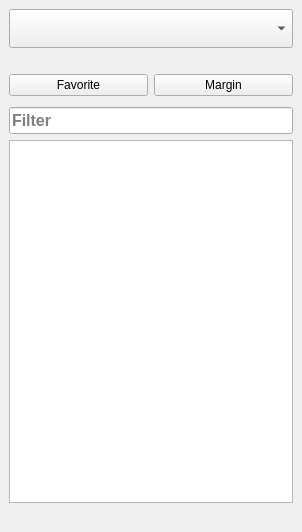
Old version of the form ui/dock_markets.ui in the repository katmai1/qtradingview.
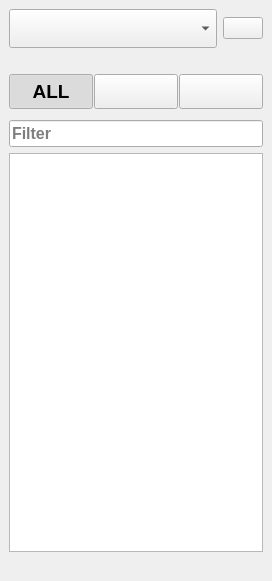
New version of the form. Icons and pictures are not drawn.

```diff
--- a/ui/dock_markets.ui
+++ b/ui/dock_markets.ui
@@ -6,8 +6,8 @@
    <rect>
     <x>0</x>
     <y>0</y>
-    <width>302</width>
-    <height>532</height>
+    <width>272</width>
+    <height>581</height>
    </rect>
   </property>
   <property name="sizePolicy">
@@ -35,19 +35,61 @@
   <widget class="QWidget" name="dockWidgetContents">
    <layout class="QVBoxLayout" name="verticalLayout">
     <item>
-     <widget class="QComboBox" name="combo_exchange">
-      <property name="font">
-       <font>
-        <pointsize>20</pointsize>
-       </font>
+     <layout class="QHBoxLayout" name="horizontalLayout_2">
+      <property name="sizeConstraint">
+       <enum>QLayout::SetDefaultConstraint</enum>
       </property>
-      <property name="iconSize">
-       <size>
-        <width>32</width>
-        <height>32</height>
-       </size>
-      </property>
-     </widget>
+      <item>
+       <widget class="QComboBox" name="combo_exchange">
+        <property name="font">
+         <font>
+          <pointsize>20</pointsize>
+         </font>
+        </property>
+        <property name="iconSize">
+         <size>
+          <width>32</width>
+          <height>32</height>
+         </size>
+        </property>
+       </widget>
+      </item>
+      <item>
+       <widget class="QPushButton" name="btn_update">
+        <property name="sizePolicy">
+         <sizepolicy hsizetype="Maximum" vsizetype="Fixed">
+          <horstretch>0</horstretch>
+          <verstretch>0</verstretch>
+         </sizepolicy>
+        </property>
+        <property name="maximumSize">
+         <size>
+          <width>16777215</width>
+          <height>16777215</height>
+         </size>
+        </property>
+        <property name="toolTip">
+         <string>Update markets on db (F5)</string>
+        </property>
+        <property name="text">
+         <string/>
+        </property>
+        <property name="icon">
+         <iconset resource="../icons/iconos.qrc">
+          <normaloff>:/actions/actions/update.svg</normaloff>:/actions/actions/update.svg</iconset>
+        </property>
+        <property name="iconSize">
+         <size>
+          <width>32</width>
+          <height>32</height>
+         </size>
+        </property>
+        <property name="shortcut">
+         <string>F5</string>
+        </property>
+       </widget>
+      </item>
+     </layout>
     </item>
     <item>
      <spacer name="verticalSpacer_4">
@@ -67,13 +109,88 @@
     </item>
     <item>
      <layout class="QHBoxLayout" name="horizontalLayout">
+      <property name="spacing">
+       <number>1</number>
+      </property>
+      <property name="sizeConstraint">
+       <enum>QLayout::SetDefaultConstraint</enum>
+      </property>
+      <item>
+       <widget class="QPushButton" name="btn_all">
+        <property name="sizePolicy">
+         <sizepolicy hsizetype="Minimum" vsizetype="Minimum">
+          <horstretch>0</horstretch>
+          <verstretch>0</verstretch>
+         </sizepolicy>
+        </property>
+        <property name="minimumSize">
+         <size>
+          <width>0</width>
+          <height>35</height>
+         </size>
+        </property>
+        <property name="font">
+         <font>
+          <family>Arial</family>
+          <pointsize>14</pointsize>
+          <weight>75</weight>
+          <bold>true</bold>
+         </font>
+        </property>
+        <property name="toolTip">
+         <string>List all markets</string>
+        </property>
+        <property name="statusTip">
+         <string>Show all markets in list</string>
+        </property>
+        <property name="autoFillBackground">
+         <bool>true</bool>
+        </property>
+        <property name="text">
+         <string>ALL</string>
+        </property>
+        <property name="iconSize">
+         <size>
+          <width>24</width>
+          <height>24</height>
+         </size>
+        </property>
+        <property name="checkable">
+         <bool>true</bool>
+        </property>
+        <property name="checked">
+         <bool>true</bool>
+        </property>
+        <property name="autoExclusive">
+         <bool>true</bool>
+        </property>
+        <property name="flat">
+         <bool>false</bool>
+        </property>
+       </widget>
+      </item>
       <item>
        <widget class="QPushButton" name="btn_favorite">
+        <property name="sizePolicy">
+         <sizepolicy hsizetype="Minimum" vsizetype="Minimum">
+          <horstretch>0</horstretch>
+          <verstretch>0</verstretch>
+         </sizepolicy>
+        </property>
+        <property name="minimumSize">
+         <size>
+          <width>0</width>
+          <height>35</height>
+         </size>
+        </property>
+        <property name="toolTip">
+         <string>List favorite markets</string>
+        </property>
         <property name="statusTip">
          <string>Show only favorite markets</string>
         </property>
-        <property name="text">
-         <string>Favorite</string>
+        <property name="autoFillBackground">
+         <bool>true</bool>
         </property>
         <property name="icon">
          <iconset resource="../icons/iconos.qrc">
@@ -101,22 +218,49 @@
       </item>
       <item>
        <widget class="QPushButton" name="btn_margin">
+        <property name="sizePolicy">
+         <sizepolicy hsizetype="Minimum" vsizetype="Minimum">
+          <horstretch>0</horstretch>
+          <verstretch>0</verstretch>
+         </sizepolicy>
+        </property>
+        <property name="minimumSize">
+         <size>
+          <width>0</width>
+          <height>35</height>
+         </size>
+        </property>
         <property name="toolTip">
          <string>Show only margin markets</string>
         </property>
-        <property name="statusTip">
-         <string/>
+        <property name="autoFillBackground">
+         <bool>true</bool>
         </property>
         <property name="text">
-         <string>Margin</string>
+         <string/>
         </property>
         <property name="icon">
          <iconset resource="../icons/iconos.qrc">
           <normaloff>:/base/margin.svg</normaloff>:/base/margin.svg</iconset>
         </property>
+        <property name="iconSize">
+         <size>
+          <width>24</width>
+          <height>24</height>
+         </size>
+        </property>
         <property name="checkable">
          <bool>true</bool>
         </property>
+        <property name="checked">
+         <bool>false</bool>
+        </property>
+        <property name="autoExclusive">
+         <bool>true</bool>
+        </property>
+        <property name="flat">
+         <bool>false</bool>
+        </property>
        </widget>
       </item>
      </layout>
```
Left out of the diff: 12 changed lines with no effect on the pictures.
